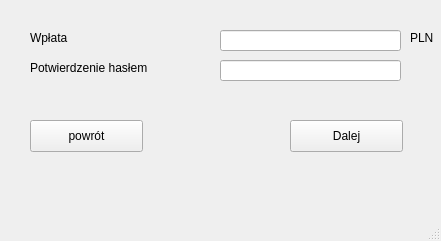
Above: MAIN_MENU/payment.ui from Gierlaszek/Banking-System-Sym before the change. Below: the same form after it.
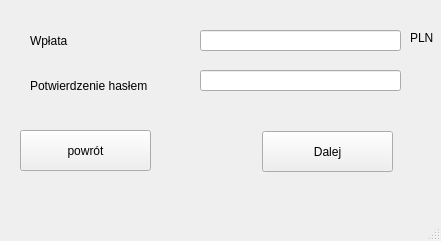
That is the form after the change.

Diff of the .ui file:
```diff
--- a/MAIN_MENU/payment.ui
+++ b/MAIN_MENU/payment.ui
@@ -19,8 +19,8 @@
      <rect>
       <x>30</x>
       <y>30</y>
-      <width>60</width>
-      <height>16</height>
+      <width>91</width>
+      <height>21</height>
      </rect>
     </property>
     <property name="text">
@@ -31,9 +31,9 @@
     <property name="geometry">
      <rect>
       <x>30</x>
-      <y>60</y>
-      <width>141</width>
-      <height>16</height>
+      <y>75</y>
+      <width>151</width>
+      <height>21</height>
      </rect>
     </property>
     <property name="text">
@@ -43,9 +43,9 @@
    <widget class="QLineEdit" name="lineEdit_pay">
     <property name="geometry">
      <rect>
-      <x>220</x>
+      <x>200</x>
       <y>30</y>
-      <width>181</width>
+      <width>201</width>
       <height>21</height>
      </rect>
     </property>
@@ -53,9 +53,9 @@
    <widget class="QLineEdit" name="lineEdit_confirm">
     <property name="geometry">
      <rect>
-      <x>220</x>
-      <y>60</y>
-      <width>181</width>
+      <x>200</x>
+      <y>70</y>
+      <width>201</width>
       <height>21</height>
      </rect>
     </property>
@@ -66,10 +66,10 @@
    <widget class="QPushButton" name="pushButton_back">
     <property name="geometry">
      <rect>
-      <x>30</x>
-      <y>120</y>
-      <width>113</width>
-      <height>32</height>
+      <x>20</x>
+      <y>130</y>
+      <width>131</width>
+      <height>41</height>
      </rect>
     </property>
     <property name="text">
@@ -79,10 +79,10 @@
    <widget class="QPushButton" name="pushButton">
     <property name="geometry">
      <rect>
-      <x>290</x>
-      <y>120</y>
-      <width>113</width>
-      <height>32</height>
+      <x>262</x>
+      <y>131</y>
+      <width>131</width>
+      <height>41</height>
      </rect>
     </property>
     <property name="text">
```
